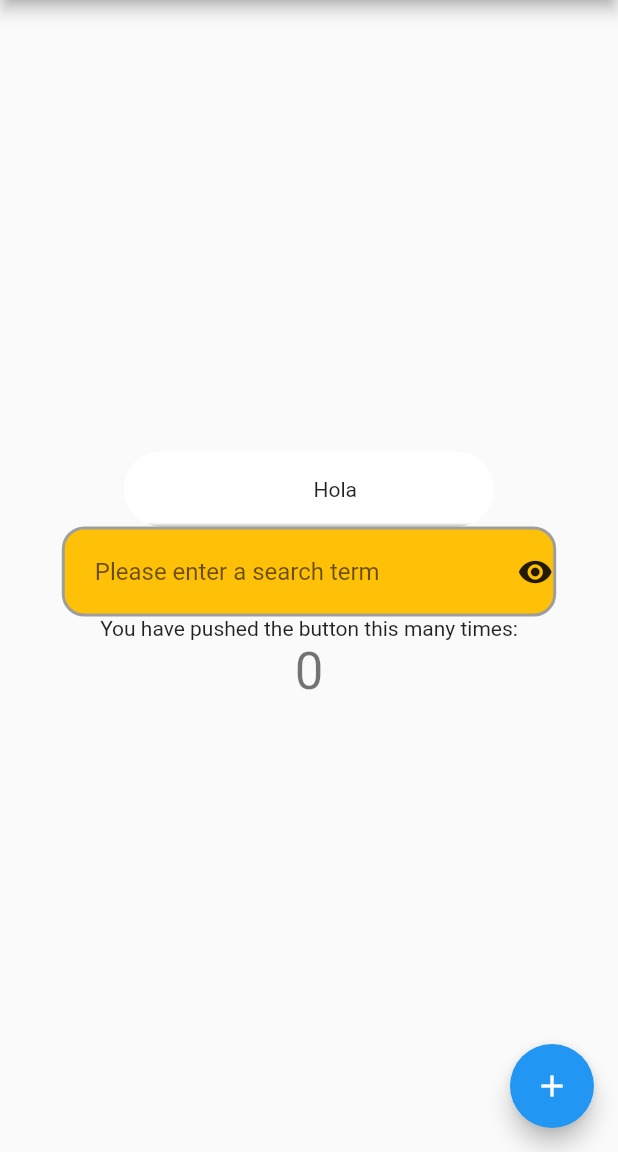
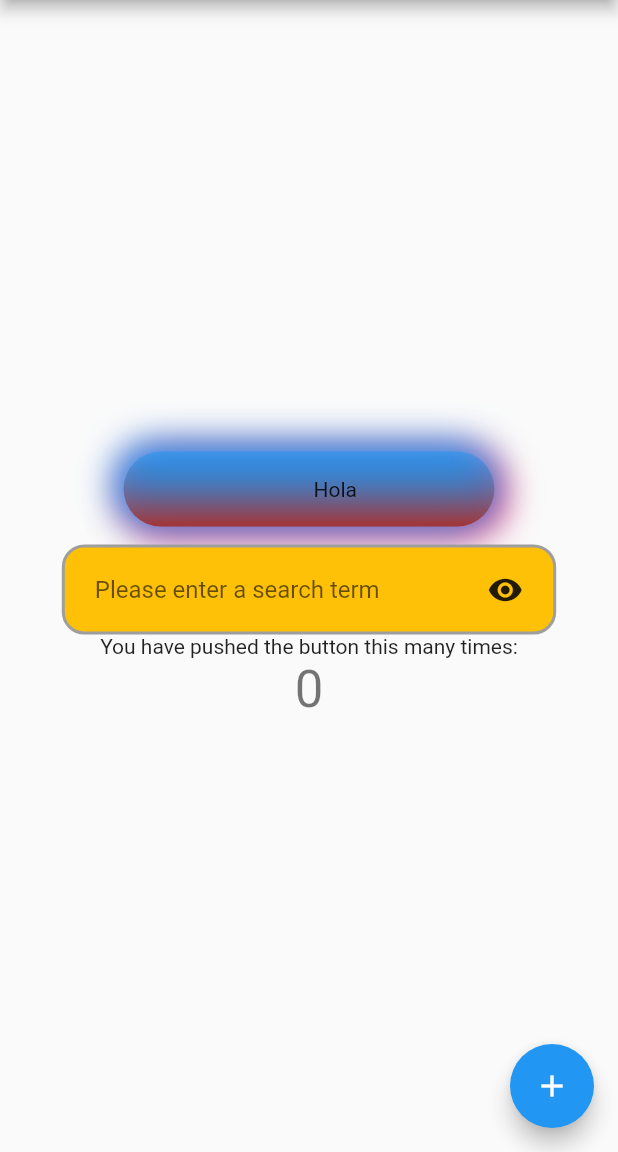
Before and after one commit to danielperez1234/registros-mike-sexto, a Flutter app: the screen it shows after launch, on a phone screen of 412 x 824 dp, the part 84-1236 px from its top. Run offline on Flutter 3.47's test engine with Material 2 defaults, Android fonts, the phone set to English and light mode, and no system bars; missing offline and left inert: dart:html.

Commit message:
Actualizar cust_TextField.dart, cust_button.dart y 2 más archivos...

```diff
--- a/lib/widgets/cust_TextField.dart
+++ b/lib/widgets/cust_TextField.dart
@@ -40,6 +40,7 @@ class _CustTextFieldState extends State<CustTextField> {
     return Container(
       width: MediaQuery.of(context).size.width * .8,
       height: 60,
+      padding: EdgeInsets.only(left: 20, right: 20),
       decoration: BoxDecoration(
           color: Colors.amber,
           borderRadius: BorderRadius.circular(15),
@@ -52,7 +53,6 @@ class _CustTextFieldState extends State<CustTextField> {
               keyboardType: widget.textInputType,
               obscureText: isObscure,
               decoration: InputDecoration(
-                  contentPadding: EdgeInsets.only(left: 20, right: 20),
                   //labelText: 'Ingresa tu informacion',
                   hintText: 'Please enter a search term',
                   border: InputBorder.none,
--- a/lib/widgets/cust_button.dart
+++ b/lib/widgets/cust_button.dart
@@ -3,56 +3,62 @@ import 'package:flutter/src/widgets/framework.dart';
 import 'package:flutter/src/widgets/placeholder.dart';
 
 class CustButton extends StatelessWidget {
-  CustButton({super.key, required this.text,required this.onPress, this.icon});
+  CustButton({super.key, required this.text, required this.onPress, this.icon});
   String text;
   Function() onPress;
   IconData? icon;
   @override
   Widget build(BuildContext context) {
     return Container(
+      margin: EdgeInsets.symmetric(vertical: 12),
       decoration: BoxDecoration(
+          color: Colors.white,
           gradient: LinearGradient(
               colors: [
-             Colors.white,
-            Color.fromARGB(255, 195, 194, 194)
+                Colors.blue.withOpacity(.5),
+                Color.fromARGB(255, 163, 52, 52)
               ],
-          begin: Alignment.topCenter,end: Alignment.bottomCenter, stops: [.95,1]
-        ),
-        /*boxShadow: [
+              begin: Alignment.topCenter,
+              end: Alignment.bottomCenter,
+              stops: [0, 1]),
+          boxShadow: [
             BoxShadow(
-            color: Colors.black,
+                color: Colors.pink,
                 blurRadius: 20,
                 spreadRadius: 3,
-            offset: Offset(3,3)
-          ),
+                offset: Offset(3, 3)),
             BoxShadow(
-            color: Colors.black,
+                color: Colors.blue,
                 blurRadius: 20,
                 spreadRadius: 3,
-            offset: Offset(-3,-3)
-          )
-        ],*/
-        borderRadius: BorderRadius.circular(25)
-      ),
+                offset: Offset(-3, -3))
+          ],
+          borderRadius: BorderRadius.circular(25)),
       child: RawMaterialButton(
         elevation: 8,
         highlightElevation: 2,
         hoverColor: Colors.grey.withOpacity(.5),
         splashColor: Colors.black,
-        child: Container(alignment: Alignment.center, height: 50, width: MediaQuery.of(context).size.width * 0.6, child: Row(
+        child: Container(
+            alignment: Alignment.center,
+            height: 50,
+            width: MediaQuery.of(context).size.width * 0.6,
+            child: Row(
               mainAxisAlignment: MainAxisAlignment.center,
               mainAxisSize: MainAxisSize.max,
               children: [
-            Icon(icon, color: Colors.blue,size: 35,),
+                Icon(
+                  icon,
+                  color: Colors.blue,
+                  size: 35,
+                ),
                 Text(text),
-
               ],
             )),
         shape: RoundedRectangleBorder(borderRadius: BorderRadius.circular(25)),
         onPressed: () {
           onPress();
         },
-
       ),
     );
   }
```
Also changed, not shown: 2 other files. Lines whose indentation alone changed are shown as unchanged.
